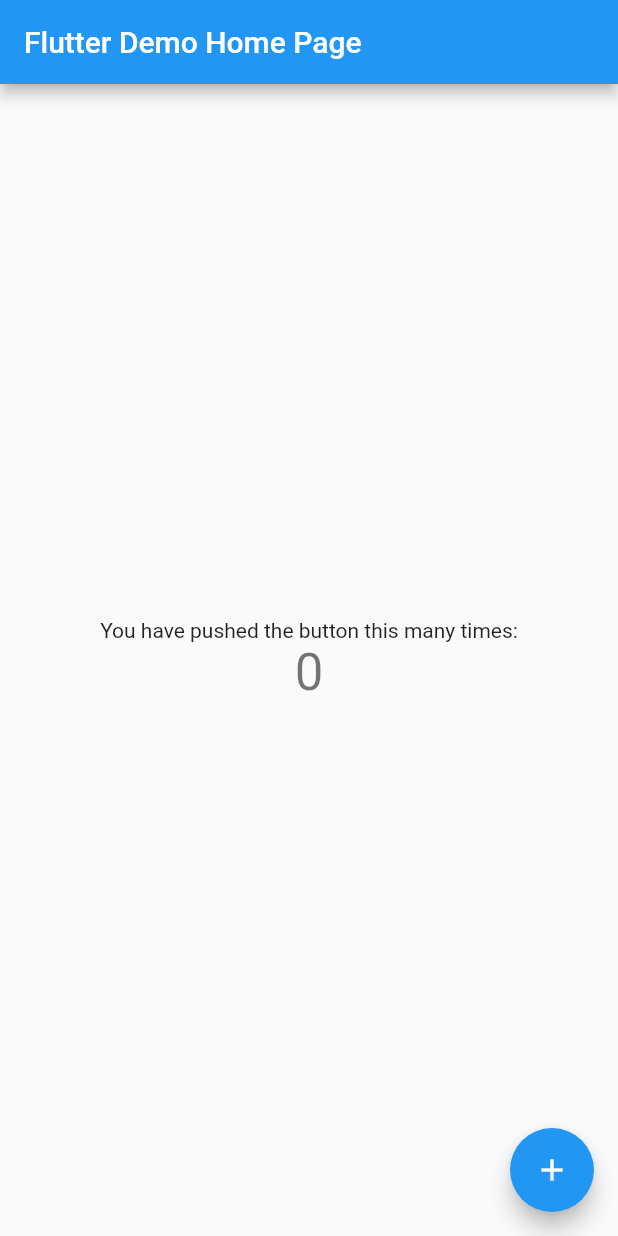
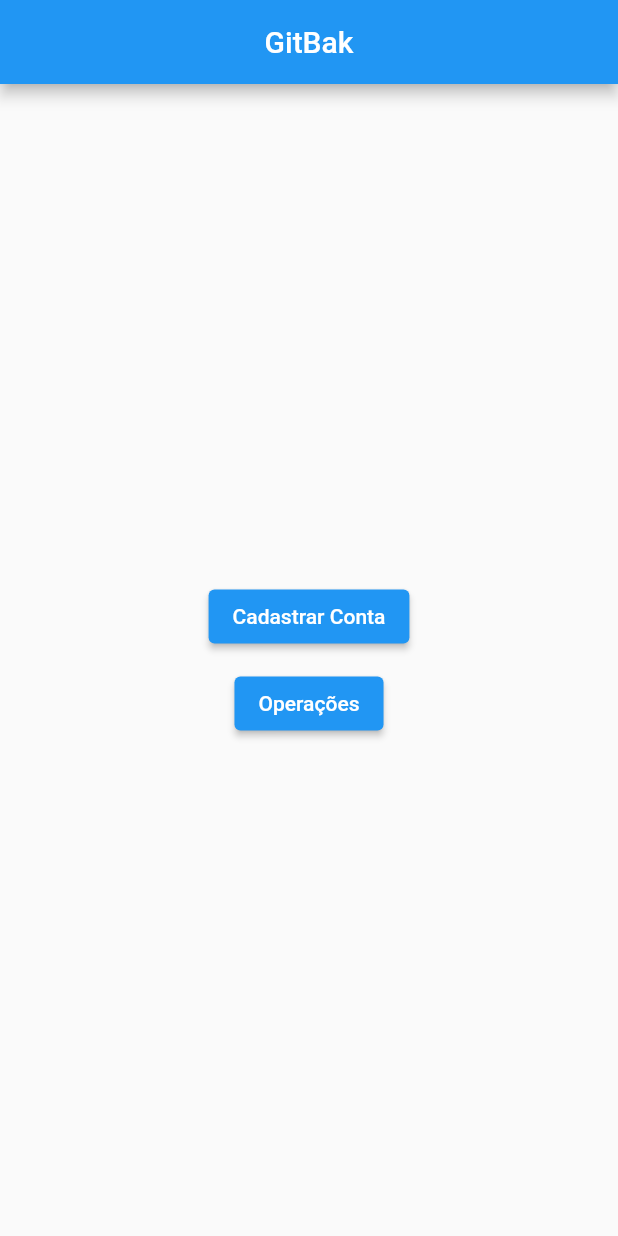
Before and after one commit to denpufa/Bank-System-for-DIM0517-UFRN, a Flutter app: the screen it shows after launch, on a phone screen of 412 x 824 dp. Run offline on Flutter 3.47's test engine with Material 2 defaults, Android fonts, the light colour scheme and no system bars.

Commit message:
new: software arch

```diff
--- /dev/null
+++ b/lib/back_end/models/account.dart
@@ -0,0 +1,6 @@
+class Account {
+  int number;
+  double currentValue;
+
+  Account({required this.number, required this.currentValue});
+}
--- /dev/null
+++ b/lib/back_end/operations.dart
@@ -0,0 +1 @@
+///create a class for operations or methods and import like
--- a/lib/main.dart
+++ b/lib/main.dart
@@ -1,113 +1,10 @@
+import 'package:flutter/cupertino.dart';
 import 'package:flutter/material.dart';
+import 'pages/home_page.dart';
+part 'routes.dart';
 
 void main() {
-  runApp(MyApp());
+  runApp(MaterialApp(
+    routes: routes,
+  ));
 }
-
-class MyApp extends StatelessWidget {
-  // This widget is the root of your application.
-  @override
-  Widget build(BuildContext context) {
-    return MaterialApp(
-      title: 'Flutter Demo',
-      theme: ThemeData(
-        // This is the theme of your application.
-        //
-        // Try running your application with "flutter run". You'll see the
-        // application has a blue toolbar. Then, without quitting the app, try
-        // changing the primarySwatch below to Colors.green and then invoke
-        // "hot reload" (press "r" in the console where you ran "flutter run",
-        // or simply save your changes to "hot reload" in a Flutter IDE).
-        // Notice that the counter didn't reset back to zero; the application
-        // is not restarted.
-        primarySwatch: Colors.blue,
-      ),
-      home: MyHomePage(title: 'Flutter Demo Home Page'),
-    );
-  }
-}
-
-class MyHomePage extends StatefulWidget {
-  MyHomePage({Key? key, required this.title}) : super(key: key);
-
-  // This widget is the home page of your application. It is stateful, meaning
-  // that it has a State object (defined below) that contains fields that affect
-  // how it looks.
-
-  // This class is the configuration for the state. It holds the values (in this
-  // case the title) provided by the parent (in this case the App widget) and
-  // used by the build method of the State. Fields in a Widget subclass are
-  // always marked "final".
-
-  final String title;
-
-  @override
-  _MyHomePageState createState() => _MyHomePageState();
-}
-
-class _MyHomePageState extends State<MyHomePage> {
-  int _counter = 0;
-
-  void _incrementCounter() {
-    setState(() {
-      // This call to setState tells the Flutter framework that something has
-      // changed in this State, which causes it to rerun the build method below
-      // so that the display can reflect the updated values. If we changed
-      // _counter without calling setState(), then the build method would not be
-      // called again, and so nothing would appear to happen.
-      _counter++;
-    });
-  }
-
-  @override
-  Widget build(BuildContext context) {
-    // This method is rerun every time setState is called, for instance as done
-    // by the _incrementCounter method above.
-    //
-    // The Flutter framework has been optimized to make rerunning build methods
-    // fast, so that you can just rebuild anything that needs updating rather
-    // than having to individually change instances of widgets.
-    return Scaffold(
-      appBar: AppBar(
-        // Here we take the value from the MyHomePage object that was created by
-        // the App.build method, and use it to set our appbar title.
-        title: Text(widget.title),
-      ),
-      body: Center(
-        // Center is a layout widget. It takes a single child and positions it
-        // in the middle of the parent.
-        child: Column(
-          // Column is also a layout widget. It takes a list of children and
-          // arranges them vertically. By default, it sizes itself to fit its
-          // children horizontally, and tries to be as tall as its parent.
-          //
-          // Invoke "debug painting" (press "p" in the console, choose the
-          // "Toggle Debug Paint" action from the Flutter Inspector in Android
-          // Studio, or the "Toggle Debug Paint" command in Visual Studio Code)
-          // to see the wireframe for each widget.
-          //
-          // Column has various properties to control how it sizes itself and
-          // how it positions its children. Here we use mainAxisAlignment to
-          // center the children vertically; the main axis here is the vertical
-          // axis because Columns are vertical (the cross axis would be
-          // horizontal).
-          mainAxisAlignment: MainAxisAlignment.center,
-          children: <Widget>[
-            Text(
-              'You have pushed the button this many times:',
-            ),
-            Text(
-              '$_counter',
-              style: Theme.of(context).textTheme.headline4,
-            ),
-          ],
-        ),
-      ),
-      floatingActionButton: FloatingActionButton(
-        onPressed: _incrementCounter,
-        tooltip: 'Increment',
-        child: Icon(Icons.add),
-      ), // This trailing comma makes auto-formatting nicer for build methods.
-    );
-  }
-}
--- /dev/null
+++ b/lib/pages/home_page.dart
@@ -0,0 +1,35 @@
+import 'package:flutter/material.dart';
+
+class HomePage extends StatefulWidget {
+  const HomePage({Key? key}) : super(key: key);
+
+  @override
+  _HomePageState createState() => _HomePageState();
+}
+
+class _HomePageState extends State<HomePage> {
+  @override
+  Widget build(BuildContext context) {
+    return Scaffold(
+      appBar: AppBar(
+        centerTitle: true,
+        title: Text("GitBak"),
+      ),
+      body: Center(
+          child: Column(
+        mainAxisAlignment: MainAxisAlignment.center,
+        children: [
+          ElevatedButton(
+            onPressed: () {},
+            child: Text("Cadastrar Conta"),
+          ),
+          SizedBox(height: 10),
+          ElevatedButton(
+            onPressed: () {},
+            child: Text("Operações"),
+          ),
+        ],
+      )),
+    );
+  }
+}
--- /dev/null
+++ b/lib/routes.dart
@@ -0,0 +1,5 @@
+part of 'main.dart';
+
+Map<String, WidgetBuilder> routes = {
+  '/': (context) => HomePage(),
+};
```
Also changed, not shown: 1 other file.
